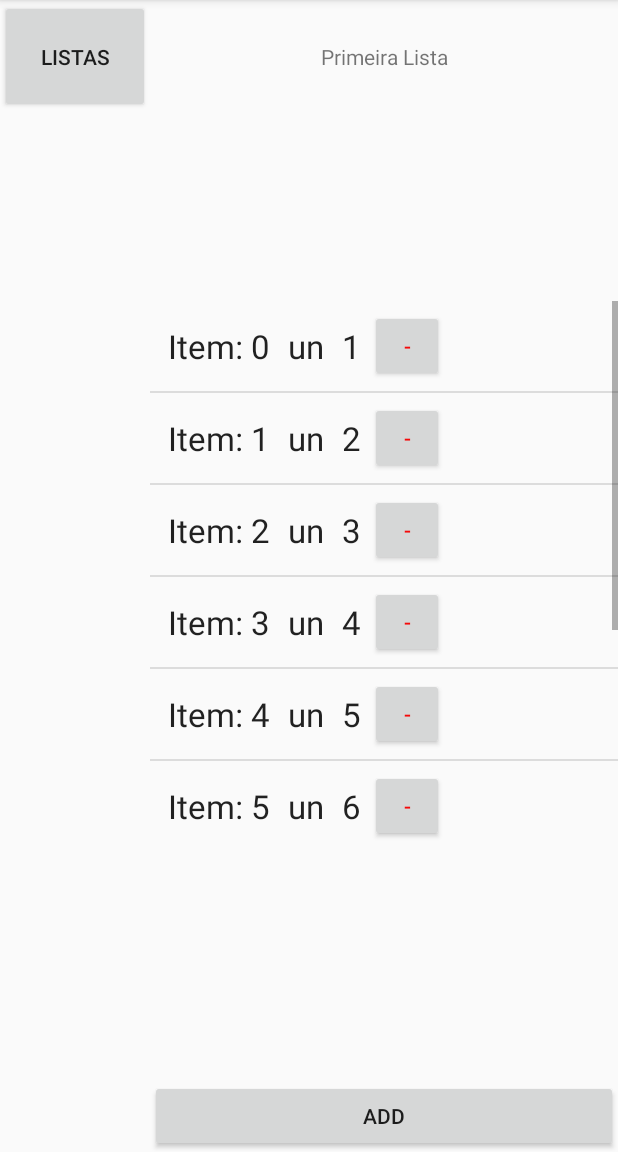
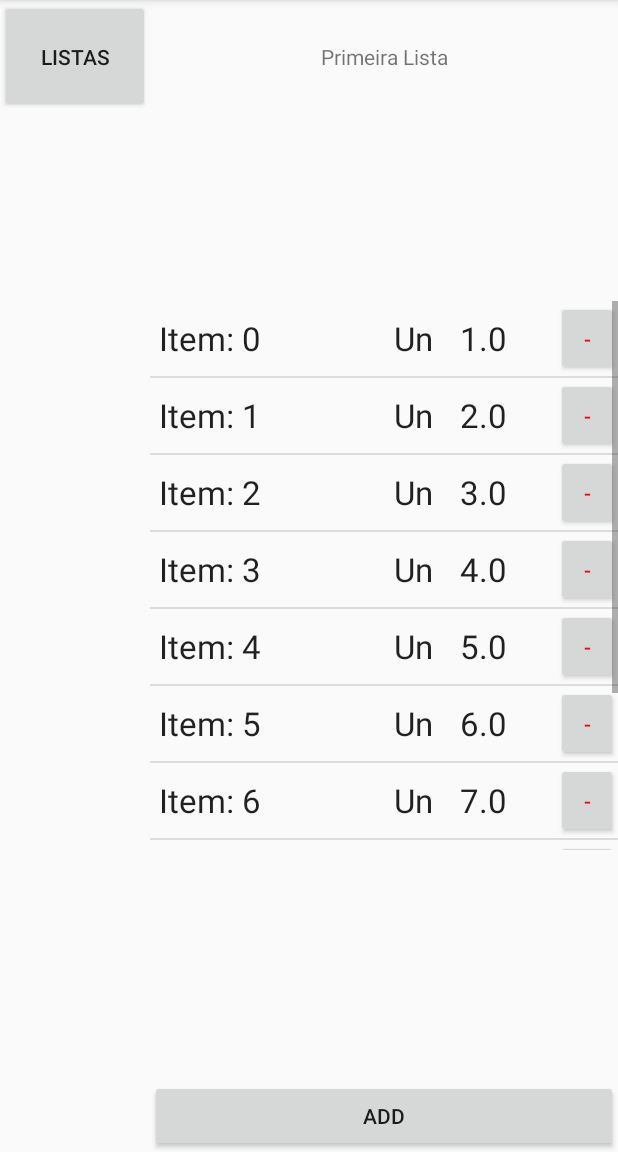
Before and after one commit to FlavioAirjan/ListaDeCompras, an Android app: the screen it shows after launch (ListActivity), after a tap on "Primeira Lista", on a phone screen of 412 x 824 dp, the part 84-1236 px from its top. Run offline under Robolectric (Android 15) with nearby library versions, the phone set to English and light mode, and no system bars.

Commit message:
selecao tipo e quantidade

```diff
--- a/app/src/main/java/com/listadecompras/listadecompras/Item.java
+++ b/app/src/main/java/com/listadecompras/listadecompras/Item.java
@@ -7,7 +7,7 @@ import java.io.Serializable;
  */
 public class Item implements Serializable{
     private String nome;
-    private int quantidade;
+    private float quantidade;
     private String tipo;
     private float preco;
 
@@ -40,11 +40,11 @@ public class Item implements Serializable{
     }
 
     //get_set quantidade
-    public int getQuantidade() {
+    public float getQuantidade() {
         return quantidade;
     }
 
-    public void setQuantidade(int quantidade) {
+    public void setQuantidade(float quantidade) {
         this.quantidade = quantidade;
     }
 
--- a/app/src/main/java/com/listadecompras/listadecompras/MainActivity.java
+++ b/app/src/main/java/com/listadecompras/listadecompras/MainActivity.java
@@ -89,7 +89,7 @@ public class MainActivity extends AppCompatActivity {
 
 
         for (int i = 0; i < 10; i++) {
-            pastaLista.getListItens("Primeira Lista").AddItem(new Item("Item: " + String.valueOf(i), i + 1, "un"));
+            pastaLista.getListItens("Primeira Lista").AddItem(new Item("Item: " + String.valueOf(i), i + 1, "Un"));
 
         }
 
--- a/app/src/main/res/layout/list_item_last_posts.xml
+++ b/app/src/main/res/layout/list_item_last_posts.xml
@@ -21,7 +21,7 @@
 
     <Button
         android:id="@+id/btn_menos_lista"
-        android:layout_width="49dp"
+        android:layout_width="75dp"
         android:layout_height="wrap_content"
         android:layout_gravity="center_vertical"
         android:text="-"
--- a/app/src/main/res/layout/lista_itens.xml
+++ b/app/src/main/res/layout/lista_itens.xml
@@ -1,53 +1,60 @@
 <?xml version="1.0" encoding="utf-8"?>
-<LinearLayout xmlns:android="http://schemas.android.com/apk/res/android"
+<RelativeLayout xmlns:android="http://schemas.android.com/apk/res/android"
     android:layout_width="fill_parent"
-    android:layout_height="wrap_content"
-    android:orientation="horizontal"
-    android:padding="6dp" >
+    android:layout_height="wrap_content">
 
 
     <TextView
         android:id="@+id/nomeItem"
-        android:layout_width="0dp"
-        android:layout_height="wrap_content"
-        android:layout_gravity="center_vertical"
-        android:layout_weight="1.73"
+        android:layout_width="200dp"
+        android:layout_height="50dp"
+        android:layout_weight="2.49"
         android:ellipsize="end"
         android:paddingLeft="6dp"
         android:paddingRight="6dp"
         android:singleLine="true"
-        android:textAppearance="?android:attr/textAppearanceLarge" />
+        android:gravity="start|center"
+        android:textAppearance="?android:attr/textAppearanceLarge"
+        android:layout_alignTop="@+id/quantItem"
+        android:layout_alignParentStart="true"
+        android:layout_toStartOf="@+id/tipoItem" />
+
 
     <TextView
         android:id="@+id/tipoItem"
-        android:layout_width="0dp"
-        android:layout_height="wrap_content"
-        android:layout_gravity="center_vertical"
-        android:layout_weight="0.73"
+        android:layout_width="50dp"
+        android:layout_height="50dp"
+        android:layout_weight="1"
         android:ellipsize="end"
         android:paddingLeft="6dp"
         android:paddingRight="6dp"
         android:singleLine="true"
-        android:textAppearance="?android:attr/textAppearanceLarge" />
+        android:gravity="center"
+        android:textAppearance="?android:attr/textAppearanceLarge"
+        android:layout_alignParentTop="true"
+        android:layout_toStartOf="@+id/quantItem" />
 
     <TextView
         android:id="@+id/quantItem"
-        android:layout_width="0dp"
-        android:layout_height="wrap_content"
-        android:layout_gravity="center_vertical"
-        android:layout_weight="0.67"
+        android:layout_width="70dp"
+        android:layout_height="50dp"
+        android:layout_weight="1"
         android:ellipsize="end"
         android:paddingLeft="6dp"
         android:paddingRight="6dp"
         android:singleLine="true"
-        android:textAppearance="?android:attr/textAppearanceLarge" />
+        android:gravity="start|center"
+        android:textAppearance="?android:attr/textAppearanceLarge"
+        android:layout_toStartOf="@+id/btn_menos" />
+
 
     <Button
         android:id="@+id/btn_menos"
-        android:layout_width="49dp"
-        android:layout_height="wrap_content"
-        android:layout_gravity="center_vertical"
+        android:layout_width="41dp"
+        android:layout_height="50dp"
+        android:gravity="center"
         android:text="-"
-        android:textColor="#f50a0a" />
+        android:textColor="#f50a0a"
+        android:layout_alignParentEnd="true" />
 
-</LinearLayout>
+</RelativeLayout>
```
Also changed, not shown: app/src/main/java/com/listadecompras/listadecompras/CustomAdapterListaItens.java (+78 -22 lines).
